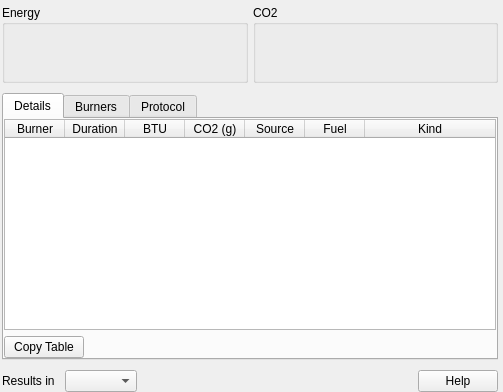
artisan-roaster-scope/artisan, file src/ui/EnergyWidget.ui: the form before one commit.
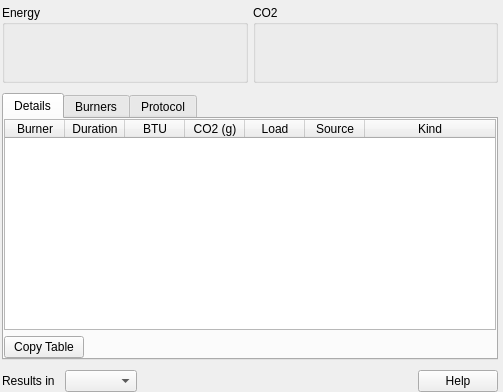
The form after the commit.

Commit message:
- added new batch energy fields to profile computed section and to Ranking reports.
- renamed variables and labels, generally Burners -> Loads, Source -> Load, Fuel -> Source
- added horse power to power and energy units
- added electricEnergyMix to BTU and CO2 computation
- changed Bernoulli application so it is applied only to gas sourced loads
- added Cooling to BTU and CO2 calculation and to Ranking reports.
- fixed a couple little bugs

Patch:
```diff
--- a/src/ui/EnergyWidget.ui
+++ b/src/ui/EnergyWidget.ui
@@ -363,16 +363,16 @@
            <string notr="true">CO2 (g)</string>
           </property>
          </column>
+         <column>
+          <property name="text">
+           <string notr="true">Load</string>
+          </property>
+         </column>
          <column>
           <property name="text">
            <string notr="true">Source</string>
           </property>
          </column>
-         <column>
-          <property name="text">
-           <string notr="true">Fuel</string>
-          </property>
-         </column>
          <column>
           <property name="text">
            <string notr="true">Kind</string>
```
Left out of the diff: 72 changed lines with no effect on the pictures. The commit also changes 3 other files.
